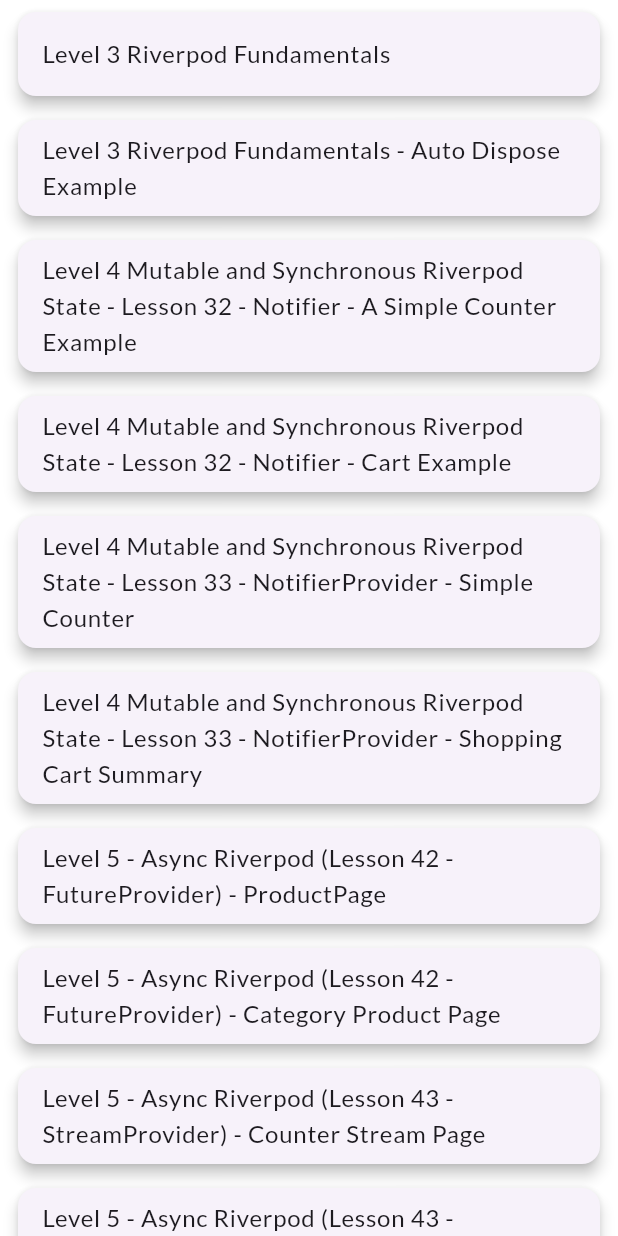
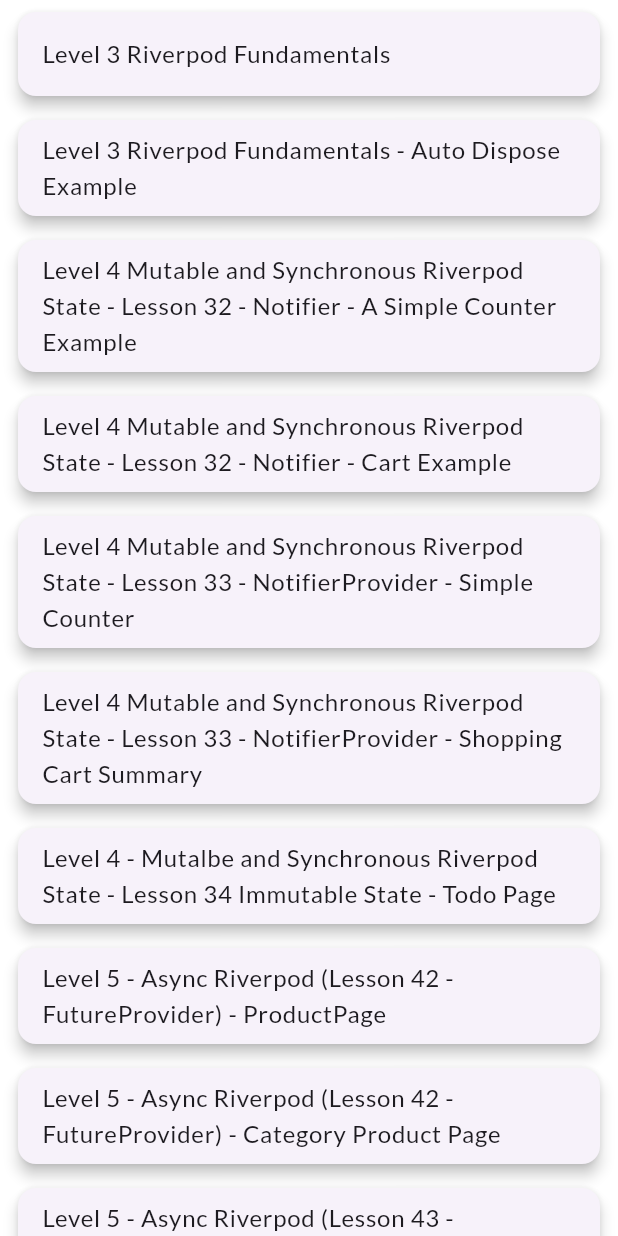
Before and after one commit to sabbirhasaann/flutter_riverpod_pk, a Flutter app: the screen it shows after launch, on a phone screen of 412 x 824 dp. Run offline on Flutter 3.47's test engine with Material 3 defaults, Android fonts, the phone set to English and light mode, and no system bars; our stand-ins replace dio, flutter_riverpod, flutter_secure_storage.

Commit message:
Todo for practicing Immutable State

```diff
--- /dev/null
+++ b/lib/Level 4 - Mutable and Synchronous Riverpod State/Lesson 34 - Immutable State/Todo/models/todo.dart
@@ -0,0 +1,18 @@
+class Todo {
+  final String id;
+  final String title;
+  final bool isCompleted;
+  const Todo({
+    required this.id,
+    required this.title,
+    required this.isCompleted,
+  });
+
+  Todo copyWith({String? title, bool? isCompleted}) {
+    return Todo(
+      id: id,
+      title: title ?? this.title,
+      isCompleted: isCompleted ?? this.isCompleted,
+    );
+  }
+}
--- /dev/null
+++ b/lib/Level 4 - Mutable and Synchronous Riverpod State/Lesson 34 - Immutable State/Todo/providers/todo_provider.dart
@@ -0,0 +1,36 @@
+import 'package:flutter_riverpod/flutter_riverpod.dart';
+import '../models/todo.dart';
+
+class TodoNotifier extends Notifier<List<Todo>> {
+  static int last = 0;
+
+  @override
+  List<Todo> build() => [];
+
+  void addTodo() {
+    final todo = Todo(
+      id: last.toString(),
+      isCompleted: false,
+      title: 'Title $last',
+    );
+
+    last += 1;
+
+    state = [...state, todo];
+  }
+
+  void updateTodo(String id) {
+    state = [
+      for (final todo in state)
+        if (todo.id == id) todo.copyWith(isCompleted: true) else todo,
+    ];
+  }
+
+  void removeTodo(String id) {
+    state = state.where((todo) => todo.id != id).toList();
+  }
+}
+
+final todoNotifierProvider = NotifierProvider<TodoNotifier, List<Todo>>(
+  TodoNotifier.new,
+);
--- a/lib/app/my_app.dart
+++ b/lib/app/my_app.dart
@@ -7,6 +7,7 @@
 
 import '../Level 4 - Mutable and Synchronous Riverpod State/Lesson 33 - Notifier Provider/Shopping Cart/cart_summary.dart';
 import '../Level 4 - Mutable and Synchronous Riverpod State/Lesson 33 - Notifier Provider/Simple Counter/counter_page.dart';
+import '../Level 4 - Mutable and Synchronous Riverpod State/Lesson 34 - Immutable State/Todo/todo_page.dart';
 import '../Level 5 - Async Riverpod/Lesson 42 - Future Provider/category_product_page/category_product_page.dart';
 import '../Level 5 - Async Riverpod/Lesson 42 - Future Provider/product_page_fp/product_page.dart';
 import '../Level 5 - Async Riverpod/Lesson 43 - Stream Provider/chat_room/chat_page.dart';
@@ -68,6 +69,13 @@
             "Level 4 Mutable and Synchronous Riverpod State - Lesson 33 - NotifierProvider - Shopping Cart Summary",
         "screen": CartSummary(),
       },
+
+      {
+        'title':
+            'Level 4 - Mutalbe and Synchronous Riverpod State - Lesson 34 Immutable State - Todo Page',
+        'screen': TodoPage(),
+      },
+
       {
         'title':
             'Level 5 - Async Riverpod (Lesson 42 - FutureProvider) - ProductPage',
```
Also changed, not shown: lib/Level 4 - Mutable and Synchronous Riverpod State/Lesson 34 - Immutable State/Todo/todo_page.dart (added, +83 -0 lines), lib/Level 4 - Mutable and Synchronous Riverpod State/Lesson 34 - Immutable State/Todo/update_todo.dart (added, +31 -0 lines).
